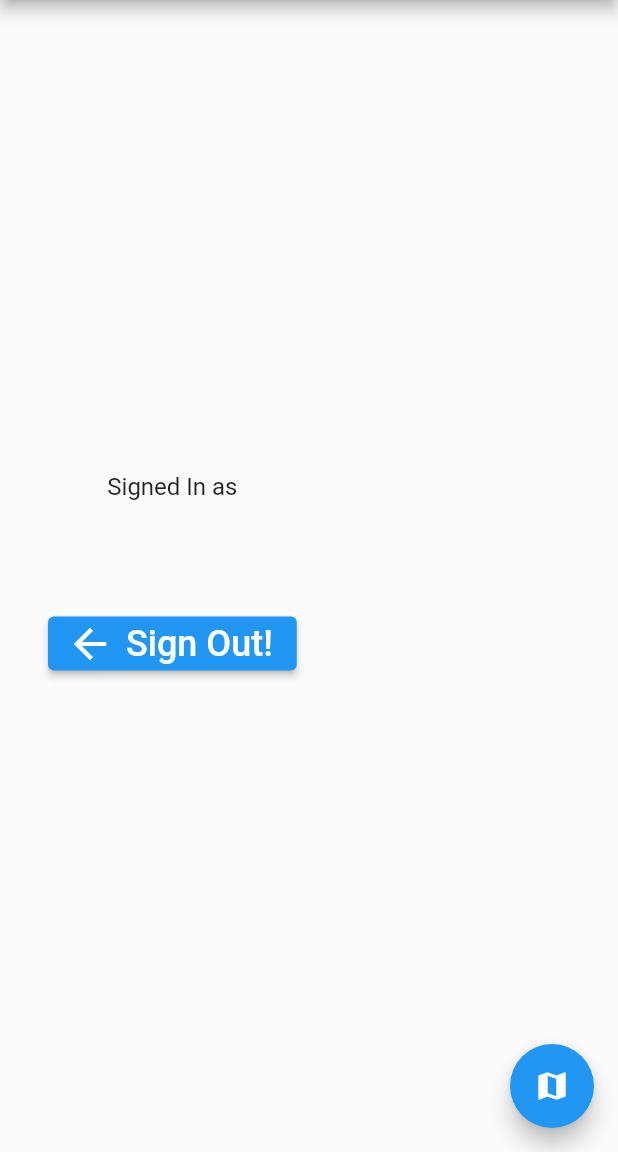
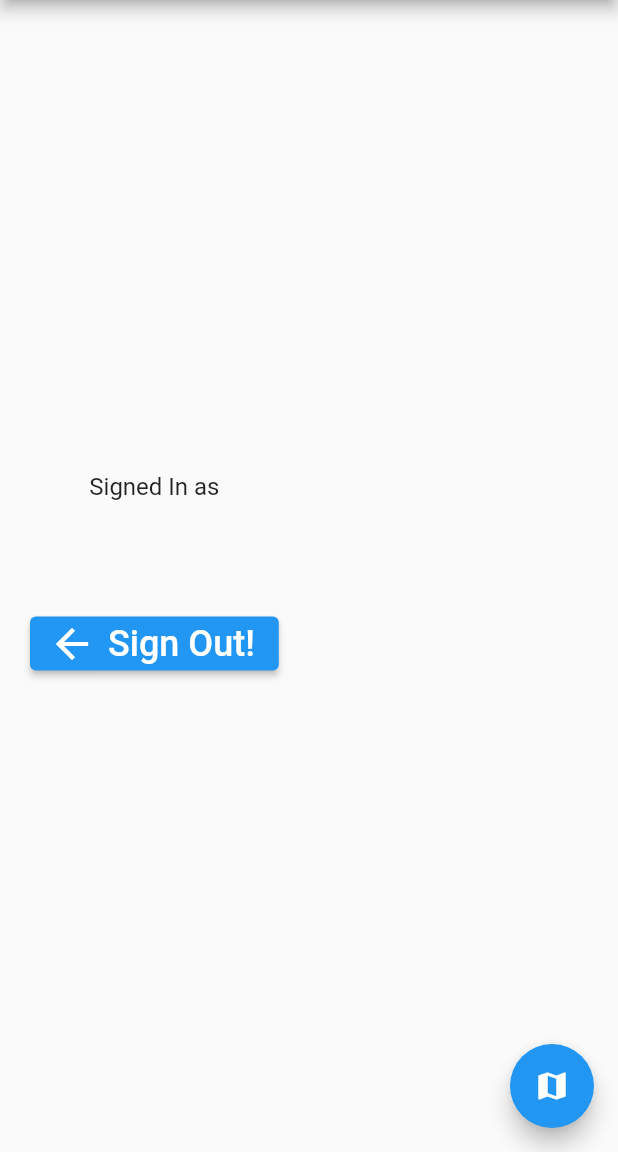
Before and after one commit to eunrcn/hoodiewaboogie, a Flutter app: the screen it shows once a user with an empty profile is signed in, on a phone screen of 412 x 824 dp, the part 84-1236 px from its top. Run offline on Flutter 3.47's test engine with Material 2 defaults, Android fonts, the light colour scheme and no system bars; our stand-ins replace email_validator, firebase_auth, firebase_core, google_maps_flutter; accounts and stored records are empty; network calls fail.

Commit message:
Added Forget Password & Email Verification feature

```diff
--- a/lib/main.dart
+++ b/lib/main.dart
@@ -4,6 +4,7 @@ import 'package:firebase_auth/firebase_auth.dart';
 import 'package:hoodie_w_a_boogie/auth_page.dart';
 import 'package:hoodie_w_a_boogie/map.dart';
 import 'package:hoodie_w_a_boogie/utils.dart';
+import 'package:hoodie_w_a_boogie/verify_email_page.dart';
 
 Future main() async {
   WidgetsFlutterBinding.ensureInitialized();
@@ -28,7 +29,7 @@ class MainPage extends StatelessWidget {
               if (snapshot.connectionState == ConnectionState.waiting) {
                 return const Center(child: CircularProgressIndicator());
               } else if (snapshot.hasData) {
-                return const Home();
+                return const VerifyEmailPage();
               } else if (snapshot.hasError) {
                 return const Center(
                   child: Text('Something went wrong!'),
@@ -55,7 +56,7 @@ class Home extends StatelessWidget {
           title: const Text('hoodie w a boogie'),
         ),
         body: Padding(
-            padding: const EdgeInsets.all(32),
+            padding: const EdgeInsets.only(left: 20),
             child: Column(
               mainAxisAlignment: MainAxisAlignment.center,
               children: [
--- /dev/null
+++ b/lib/verify_email_page.dart
@@ -0,0 +1,104 @@
+import 'dart:async';
+import 'package:firebase_auth/firebase_auth.dart';
+import 'package:flutter/material.dart';
+import 'package:hoodie_w_a_boogie/main.dart';
+import 'package:hoodie_w_a_boogie/utils.dart';
+
+class VerifyEmailPage extends StatefulWidget {
+  const VerifyEmailPage({super.key});
+
+  @override
+  State<VerifyEmailPage> createState() => _VerifyEmailPageState();
+}
+
+class _VerifyEmailPageState extends State<VerifyEmailPage> {
+  bool isEmailVerified = false;
+  Timer? timer;
+
+  @override
+  void initState() {
+    super.initState();
+
+    isEmailVerified = FirebaseAuth.instance.currentUser!.emailVerified;
+
+    if (!isEmailVerified) {
+      sendVerificationEmail();
+
+      Timer.periodic(
+        const Duration(seconds: 3),
+        (_) => checkEmailVerified(),
+      );
+    }
+  }
+
+  @override
+  void dispose() {
+    timer?.cancel();
+
+    super.dispose();
+  }
+
+  Future checkEmailVerified() async {
+    await FirebaseAuth.instance.currentUser!.reload();
+
+    setState(() {
+      isEmailVerified = FirebaseAuth.instance.currentUser!.emailVerified;
+    });
+
+    if (isEmailVerified) timer?.cancel();
+  }
+
+  Future sendVerificationEmail() async {
+    try {
+      final user = FirebaseAuth.instance.currentUser!;
+      await user.sendEmailVerification();
+    } catch (e) {
+      Utils.showSnackBar(e.toString());
+    }
+  }
+
+  @override
+  Widget build(context) {
+    return isEmailVerified
+        ? const Home()
+        : Scaffold(
+            appBar: AppBar(
+              title: const Text('Verify Email'),
+            ),
+            body: Padding(
+                padding: const EdgeInsets.all(16),
+                child: Column(
+                  mainAxisAlignment: MainAxisAlignment.center,
+                  children: [
+                    const Text(
+                      'A verification email has been sent.',
+                      style: TextStyle(fontSize: 20),
+                      textAlign: TextAlign.center,
+                    ),
+                    const SizedBox(height: 24),
+                    ElevatedButton.icon(
+                      onPressed: sendVerificationEmail,
+                      style: ElevatedButton.styleFrom(
+                        minimumSize: const Size.fromHeight(50),
+                      ),
+                      icon: const Icon(Icons.email, size: 32),
+                      label: const Text(
+                        'Resent Email',
+                        style: TextStyle(fontSize: 24),
+                      ),
+                    ),
+                    const SizedBox(height: 8),
+                    TextButton(
+                      style: ElevatedButton.styleFrom(
+                          minimumSize: const Size.fromHeight(50)),
+                      onPressed: FirebaseAuth.instance.signOut,
+                      child: const Text(
+                        'Cancel',
+                        style: TextStyle(fontSize: 24),
+                      ),
+                    )
+                  ],
+                )),
+          );
+  }
+}
```
Also changed, not shown: lib/forgot_password_page.dart (added, +96 -0 lines), lib/login_widget.dart (+18 -0 lines).
